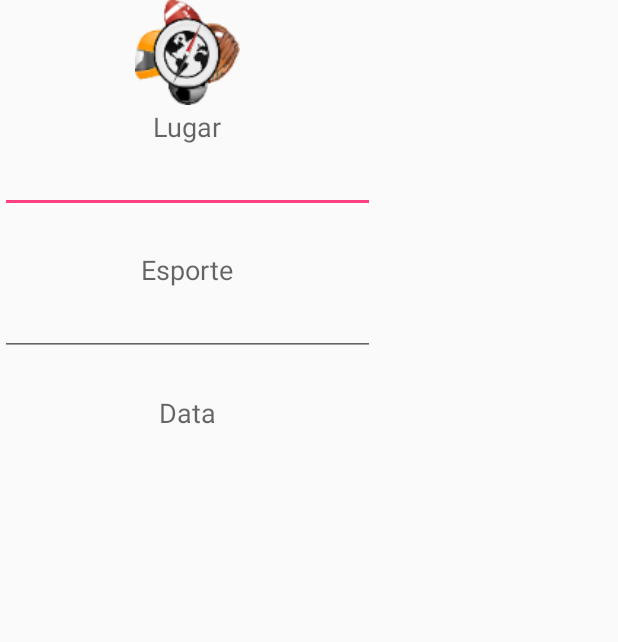
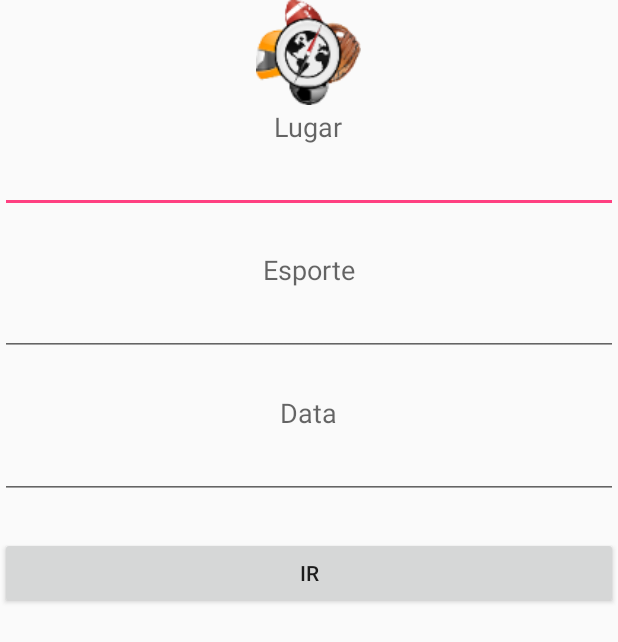
Before and after one commit to igoremendonca/toGol-mobile, an Android app: the layout inicial_screen.xml on its own in the app's theme, with its tools: preview values and no code run, on a phone screen of 412 x 824 dp. Shown: the top 642 px of the screen. Run offline under Robolectric (Android 15) with nearby library versions, the phone set to English and light mode, and no system bars.

Commit message:
adjust dialog

```diff
--- a/ToGol/app/src/main/java/bpm/togol/DialogFragmentInicial.java
+++ b/ToGol/app/src/main/java/bpm/togol/DialogFragmentInicial.java
@@ -1,15 +1,11 @@
 package bpm.togol;
 
-import android.app.Dialog;
 import android.app.DialogFragment;
 import android.os.Bundle;
-import android.support.annotation.Nullable;
-import android.view.Gravity;
 import android.view.LayoutInflater;
 import android.view.View;
 import android.view.ViewGroup;
 import android.view.Window;
-import android.widget.AbsListView;
 
 /**
  * Created by Igor on 25/04/2016.
@@ -22,17 +18,8 @@ public class DialogFragmentInicial extends DialogFragment {
         getDialog().setCanceledOnTouchOutside(true);
 
         View rootView = inflater.inflate(R.layout.inicial_screen, container, false);
-        getDialog().setTitle("Simple Dialog");
+        getDialog().setTitle("Title here");
 
         return rootView;
     }
-
-    public void onResume()
-    {
-        super.onResume();
-        Window window = getDialog().getWindow();
-        window.setLayout(1000, 1300);
-        window.setGravity(Gravity.CENTER);
-        //TODO:
-    }
 }
--- a/ToGol/app/src/main/res/layout/inicial_screen.xml
+++ b/ToGol/app/src/main/res/layout/inicial_screen.xml
@@ -1,145 +1,88 @@
 <?xml version="1.0" encoding="utf-8"?>
-<RelativeLayout xmlns:android="http://schemas.android.com/apk/res/android"
-    android:layout_width="250dp"
-    android:layout_height="300dp" >
+<RelativeLayout
+    xmlns:android="http://schemas.android.com/apk/res/android"
+    android:layout_width="match_parent"
+    android:layout_height="wrap_content">
 
     <ImageView
-    android:layout_width="70dp"
-    android:layout_height="70dp"
-    android:id="@+id/imageView"
-    android:src="@drawable/ic_togol"
-    android:layout_alignParentTop="true"
-    android:layout_centerHorizontal="true" />
+        android:id="@+id/imageView"
+        android:layout_width="70dp"
+        android:layout_height="70dp"
+        android:layout_alignParentTop="true"
+        android:layout_centerHorizontal="true"
+        android:src="@drawable/ic_togol" />
 
     <TextView
+        android:id="@+id/textView"
         android:layout_width="wrap_content"
         android:layout_height="wrap_content"
-        android:textAppearance="?android:attr/textAppearanceMedium"
+        android:layout_centerHorizontal="true"
+        android:layout_marginTop="72dp"
+        android:gravity="center"
         android:text="@string/place"
-        android:id="@+id/textView"
-        android:layout_marginTop="72dp"
-        android:layout_centerHorizontal="true"
-        android:gravity="center" />
+        android:textAppearance="?android:attr/textAppearanceMedium" />
 
     <EditText
+        android:id="@+id/editText"
         android:layout_width="wrap_content"
         android:layout_height="wrap_content"
-        android:id="@+id/editText"
-        android:layout_below="@+id/textView"
+        android:layout_alignParentEnd="true"
         android:layout_alignParentLeft="true"
+        android:layout_alignParentRight="true"
         android:layout_alignParentStart="true"
-        android:layout_alignParentRight="true"
-        android:layout_alignParentEnd="true" />
+        android:layout_below="@+id/textView" />
 
     <TextView
+        android:id="@+id/textView2"
         android:layout_width="wrap_content"
         android:layout_height="wrap_content"
-        android:textAppearance="?android:attr/textAppearanceMedium"
-        android:text="@string/sport"
-        android:id="@+id/textView2"
         android:layout_below="@+id/editText"
         android:layout_centerHorizontal="true"
-        android:layout_marginTop="25dp" />
+        android:layout_marginTop="25dp"
+        android:text="@string/sport"
+        android:textAppearance="?android:attr/textAppearanceMedium" />
 
     <EditText
+        android:id="@+id/editText2"
         android:layout_width="wrap_content"
         android:layout_height="wrap_content"
-        android:id="@+id/editText2"
-        android:layout_below="@+id/textView2"
+        android:layout_alignEnd="@+id/editText"
         android:layout_alignParentLeft="true"
         android:layout_alignParentStart="true"
         android:layout_alignRight="@+id/editText"
-        android:layout_alignEnd="@+id/editText" />
+        android:layout_below="@+id/textView2" />
 
     <TextView
+        android:id="@+id/textView3"
         android:layout_width="wrap_content"
         android:layout_height="wrap_content"
-        android:textAppearance="?android:attr/textAppearanceMedium"
-        android:text="@string/date"
-        android:id="@+id/textView3"
         android:layout_below="@+id/editText2"
         android:layout_centerHorizontal="true"
-        android:layout_marginTop="25dp" />
+        android:layout_marginTop="25dp"
+        android:text="@string/date"
+        android:textAppearance="?android:attr/textAppearanceMedium" />
 
     <EditText
+        android:id="@+id/editText3"
         android:layout_width="wrap_content"
         android:layout_height="wrap_content"
-        android:id="@+id/editText3"
-        android:inputType="date"
-        android:layout_below="@+id/textView3"
+        android:layout_alignEnd="@+id/editText2"
         android:layout_alignParentLeft="true"
         android:layout_alignParentStart="true"
         android:layout_alignRight="@+id/editText2"
-        android:layout_alignEnd="@+id/editText2" />
+        android:layout_below="@+id/textView3"
+        android:inputType="date" />
 
     <Button
+        android:id="@+id/button"
         android:layout_width="wrap_content"
         android:layout_height="wrap_content"
-        android:text="@string/go_button"
-        android:id="@+id/button"
-        android:layout_below="@+id/editText3"
+        android:layout_alignEnd="@+id/editText3"
         android:layout_alignParentLeft="true"
         android:layout_alignParentStart="true"
+        android:layout_alignRight="@+id/editText3"
+        android:layout_below="@+id/editText3"
         android:layout_marginTop="25dp"
-        android:layout_alignRight="@+id/editText3"
-        android:layout_alignEnd="@+id/editText3" />
-
-    <TextView
-        android:layout_width="wrap_content"
-        android:layout_height="wrap_content"
-        android:textAppearance="?android:attr/textAppearanceMedium"
-        android:id="@+id/textView4"
-        android:layout_alignParentBottom="true"
-        android:layout_alignParentLeft="true"
-        android:layout_alignParentStart="true" />
-
-    <!--<TextView-->
-        <!--android:layout_width="wrap_content"-->
-        <!--android:layout_height="wrap_content"-->
-        <!--android:textAppearance="?android:attr/textAppearanceLarge"-->
-        <!--android:text="@string/date"-->
-        <!--android:id="@+id/textViewDate"-->
-        <!--android:layout_marginBottom="96dp"-->
-        <!--android:layout_alignParentBottom="false"-->
-        <!--android:layout_alignEnd="@+id/textViewPlace"-->
-        <!--android:layout_gravity="bottom" />-->
-
-    <!--<TextView-->
-        <!--android:layout_width="wrap_content"-->
-        <!--android:layout_height="wrap_content"-->
-        <!--android:textAppearance="?android:attr/textAppearanceLarge"-->
-        <!--android:text="@string/place"-->
-        <!--android:id="@+id/textViewPlace"-->
-        <!--android:layout_marginTop="36dp"-->
-        <!--android:layout_below="@+id/imageView"-->
-        <!--android:layout_alignStart="@+id/imageView"-->
-        <!--android:layout_gravity="center_vertical" />-->
-
-    <!--<ImageView-->
-        <!--android:layout_width="wrap_content"-->
-        <!--android:layout_height="wrap_content"-->
-        <!--android:id="@+id/imageView"-->
-        <!--android:src="@drawable/ic_togol"-->
-        <!--android:layout_alignParentTop="false"-->
-        <!--android:layout_centerHorizontal="false" />-->
-
-    <!--<Button-->
-        <!--android:layout_width="wrap_content"-->
-        <!--android:layout_height="wrap_content"-->
-        <!--android:text="@string/go_button"-->
-        <!--android:id="@+id/button"-->
-        <!--android:layout_alignParentBottom="false"-->
-        <!--android:layout_centerHorizontal="false"-->
-        <!--android:layout_gravity="bottom" />-->
-
-    <!--<TextView-->
-        <!--android:layout_width="wrap_content"-->
-        <!--android:layout_height="wrap_content"-->
-        <!--android:textAppearance="?android:attr/textAppearanceLarge"-->
-        <!--android:text="@string/sport"-->
-        <!--android:id="@+id/textViewSport"-->
-        <!--android:layout_below="@+id/imageView"-->
-        <!--android:layout_alignEnd="@+id/button"-->
-        <!--android:layout_gravity="center_vertical" />-->
+        android:text="@string/go_button" />
 
 </RelativeLayout>
```
